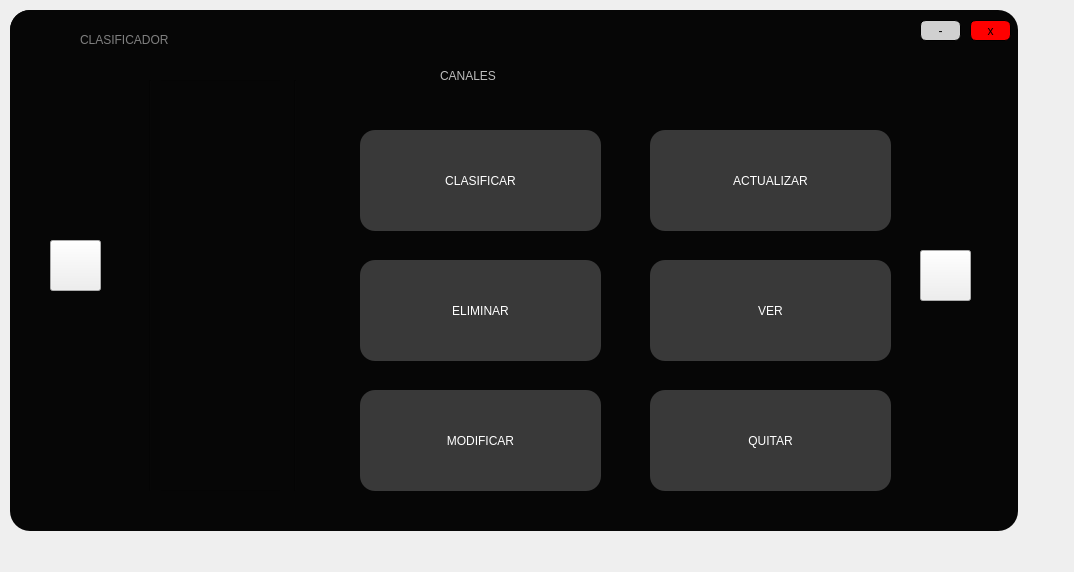
Old version of the form Ventana3.ui in the repository ThomyALUN/proyecto1-estructuras.
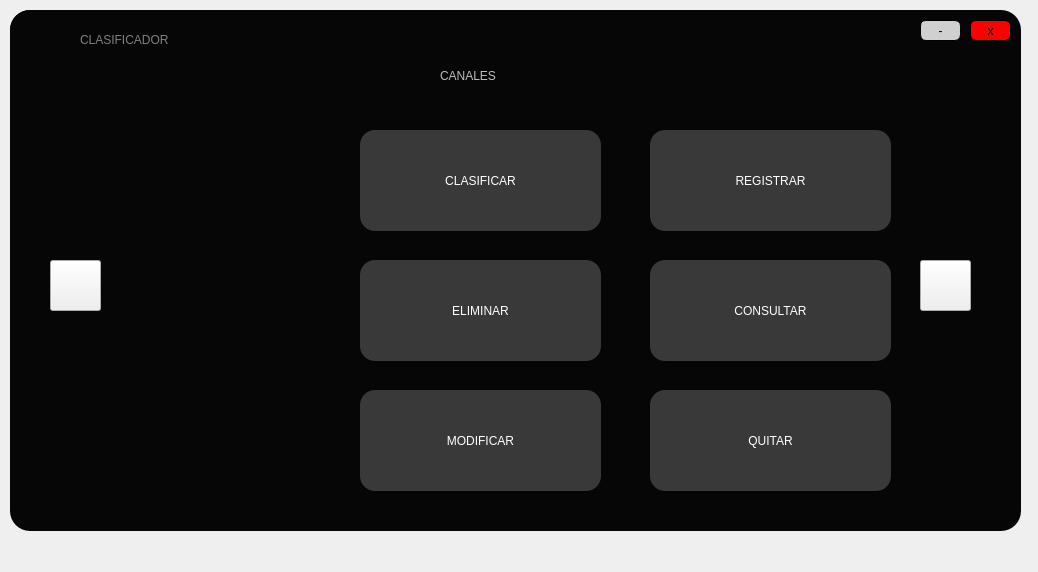
New version of the form. Icons and pictures are not drawn.

Patch:
```diff
--- a/Ventana3.ui
+++ b/Ventana3.ui
@@ -6,7 +6,7 @@
    <rect>
     <x>0</x>
     <y>0</y>
-    <width>1074</width>
+    <width>1038</width>
     <height>572</height>
    </rect>
   </property>
@@ -18,7 +18,7 @@
     <rect>
      <x>10</x>
      <y>10</y>
-     <width>1008</width>
+     <width>1011</width>
      <height>521</height>
     </rect>
    </property>
@@ -208,7 +208,7 @@
 }</string>
     </property>
     <property name="text">
-     <string>ACTUALIZAR</string>
+     <string>REGISTRAR</string>
     </property>
    </widget>
    <widget class="QPushButton" name="BEliminar">
@@ -260,7 +260,7 @@
 }</string>
     </property>
     <property name="text">
-     <string>VER</string>
+     <string>CONSULTAR</string>
     </property>
    </widget>
    <widget class="QLabel" name="label_3">
@@ -287,7 +287,7 @@
     <property name="geometry">
      <rect>
       <x>910</x>
-      <y>240</y>
+      <y>250</y>
       <width>51</width>
       <height>51</height>
      </rect>
@@ -306,9 +306,9 @@
    <widget class="QListWidget" name="listWidget">
     <property name="geometry">
      <rect>
-      <x>140</x>
+      <x>130</x>
       <y>70</y>
-      <width>141</width>
+      <width>191</width>
       <height>411</height>
      </rect>
     </property>
@@ -321,7 +321,7 @@
    <widget class="Line" name="line_2">
     <property name="geometry">
      <rect>
-      <x>130</x>
+      <x>110</x>
       <y>70</y>
       <width>21</width>
       <height>411</height>
@@ -337,9 +337,9 @@
    <widget class="Line" name="line_3">
     <property name="geometry">
      <rect>
-      <x>270</x>
+      <x>320</x>
       <y>70</y>
-      <width>31</width>
+      <width>21</width>
       <height>411</height>
      </rect>
     </property>
@@ -404,7 +404,7 @@
     <property name="geometry">
      <rect>
       <x>40</x>
-      <y>230</y>
+      <y>250</y>
       <width>51</width>
       <height>51</height>
      </rect>
```
Left out of the diff: 2 changed lines with no effect on the pictures.
